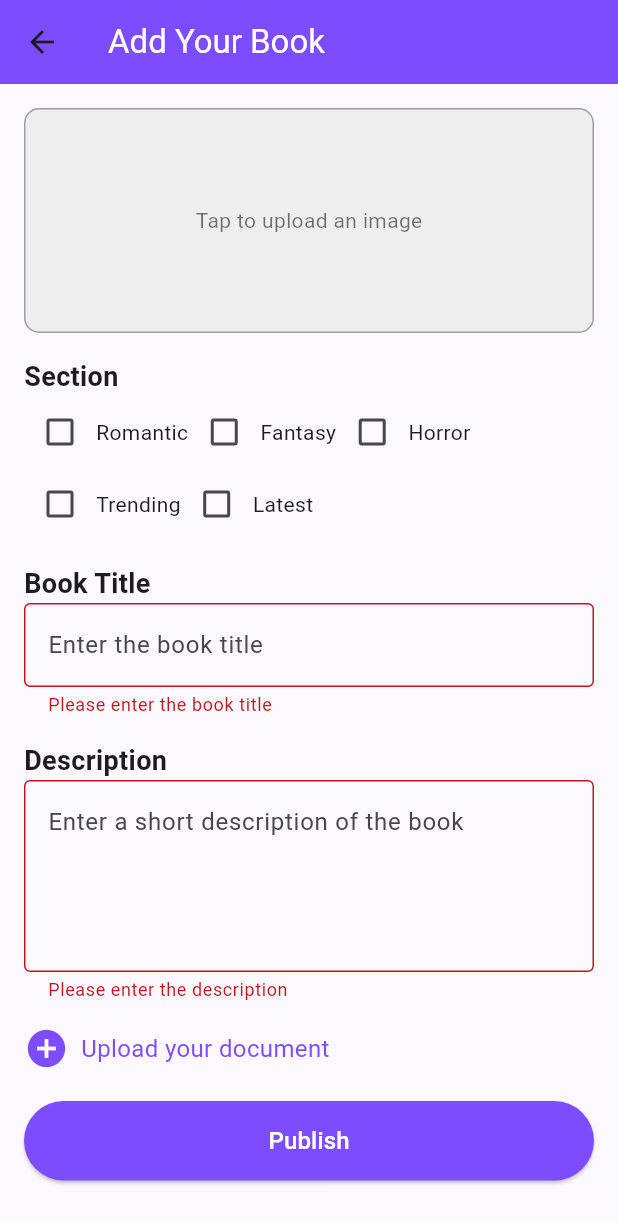
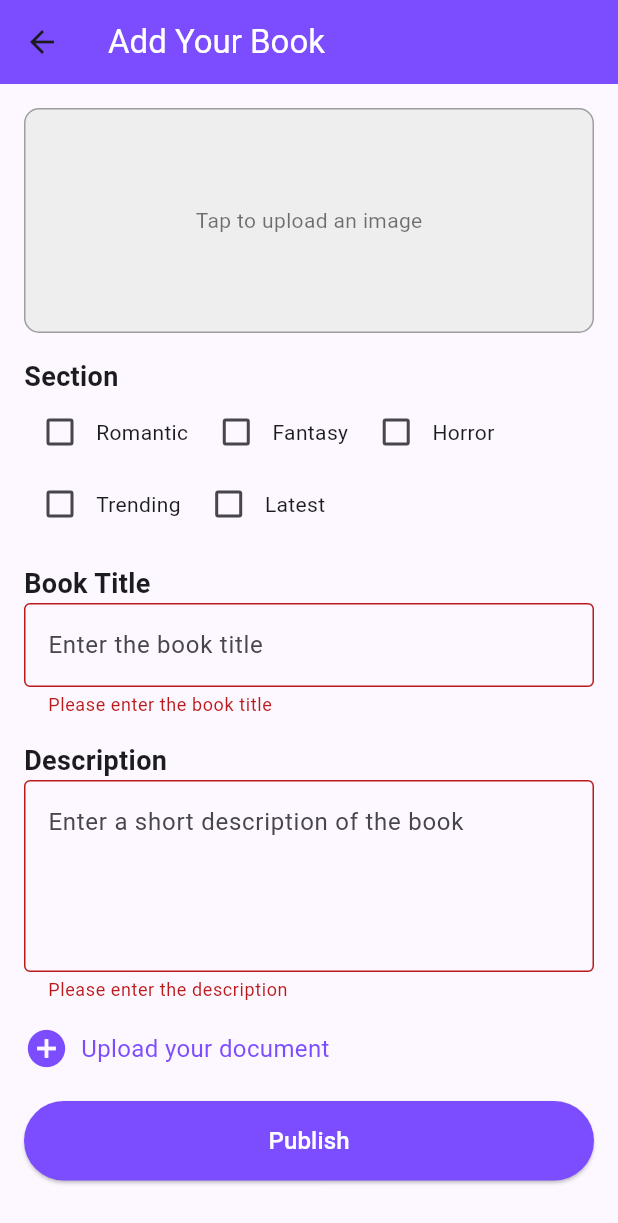
Before and after one commit to movindu477/PageTurner-App, a Flutter app: the AddYourBookPage screen opened directly, after a tap on "Publish", on a phone screen of 412 x 824 dp. Shown: the top 1223 px of the screen. Run offline on Flutter 3.47's test engine with Material 3 defaults, Android fonts, the phone set to English and light mode, and no system bars; our stand-ins replace file_picker.

Commit message:
Full app correct

```diff
--- a/lib/addyourbook_page.dart
+++ b/lib/addyourbook_page.dart
@@ -52,11 +52,6 @@ class _AddYourBookPageState extends State<AddYourBookPage> {
 
   void _publishBook() {
     if (_formKey.currentState?.validate() ?? false) {
-      print('Title: ${_titleController.text}');
-      print('Description: ${_descriptionController.text}');
-      print('Sections: ${_selectedSections.join(", ")}');
-      print('Selected File: $_selectedFile');
-      print('Selected Image: $_selectedImage');
       ScaffoldMessenger.of(context).showSnackBar(
         const SnackBar(content: Text('Book Published Successfully!')),
       );
@@ -67,13 +62,11 @@ class _AddYourBookPageState extends State<AddYourBookPage> {
   Widget build(BuildContext context) {
     return Scaffold(
       appBar: AppBar(
-        title: const Text(
-          "Add Your Book",
-          style: TextStyle(color: Colors.white), // Changed text color
-        ),
+        title:
+            const Text("Add Your Book", style: TextStyle(color: Colors.white)),
         backgroundColor: Colors.deepPurpleAccent,
       ),
-      body: Padding(
+      body: SingleChildScrollView(
         padding: const EdgeInsets.all(16.0),
         child: Form(
           key: _formKey,
@@ -95,7 +88,7 @@ class _AddYourBookPageState extends State<AddYourBookPage> {
                         ? const Text("Tap to upload an image",
                             style: TextStyle(color: Colors.black54))
                         : Text(_selectedImage!,
-                            style: TextStyle(color: Colors.black87)),
+                            style: const TextStyle(color: Colors.black87)),
                   ),
                 ),
               ),
@@ -103,6 +96,7 @@ class _AddYourBookPageState extends State<AddYourBookPage> {
               const Text("Section",
                   style: TextStyle(fontSize: 18, fontWeight: FontWeight.bold)),
               Wrap(
+                spacing: 8.0,
                 children: _sections.map((section) {
                   return Row(
                     mainAxisSize: MainAxisSize.min,
@@ -124,12 +118,6 @@ class _AddYourBookPageState extends State<AddYourBookPage> {
                   );
                 }).toList(),
               ),
-              if (_selectedSections.isNotEmpty)
-                Padding(
-                  padding: const EdgeInsets.only(top: 8.0),
-                  child: Text("Selected: ${_selectedSections.join(", ")}",
-                      style: TextStyle(fontSize: 14, color: Colors.black87)),
-                ),
               const SizedBox(height: 16),
               const Text("Book Title",
                   style: TextStyle(fontSize: 18, fontWeight: FontWeight.bold)),
@@ -139,12 +127,9 @@ class _AddYourBookPageState extends State<AddYourBookPage> {
                   border: OutlineInputBorder(),
                   hintText: 'Enter the book title',
                 ),
-                validator: (value) {
-                  if (value == null || value.isEmpty) {
-                    return 'Please enter the book title';
-                  }
-                  return null;
-                },
+                validator: (value) => value == null || value.isEmpty
+                    ? 'Please enter the book title'
+                    : null,
               ),
               const SizedBox(height: 16),
               const Text("Description",
@@ -156,12 +141,9 @@ class _AddYourBookPageState extends State<AddYourBookPage> {
                   border: OutlineInputBorder(),
                   hintText: 'Enter a short description of the book',
                 ),
-                validator: (value) {
-                  if (value == null || value.isEmpty) {
-                    return 'Please enter the description';
-                  }
-                  return null;
-                },
+                validator: (value) => value == null || value.isEmpty
+                    ? 'Please enter the description'
+                    : null,
               ),
               const SizedBox(height: 16),
               GestureDetector(
@@ -181,13 +163,12 @@ class _AddYourBookPageState extends State<AddYourBookPage> {
                 Padding(
                   padding: const EdgeInsets.only(top: 8.0),
                   child: Text("Selected file: $_selectedFile",
-                      style: TextStyle(
-                          fontSize: 14,
-                          color: const Color.fromARGB(255, 255, 255, 255))),
+                      style:
+                          const TextStyle(fontSize: 14, color: Colors.black87)),
                 ),
               const SizedBox(height: 20),
               SizedBox(
-                width: double.infinity, // Increase button width
+                width: double.infinity,
                 child: ElevatedButton(
                   onPressed: _publishBook,
                   style: ElevatedButton.styleFrom(
--- a/lib/forgot_password_page.dart
+++ b/lib/forgot_password_page.dart
@@ -31,7 +31,7 @@ class _ForgottenPasswordPageState extends State<ForgottenPasswordPage> {
       // Replace with your API URL for password reset
       final response = await http.post(
         Uri.parse(
-            "http://localhost/flutter_API/reset_password.php"), // Change this to your backend API URL
+            "http://10.0.2.2/flutter_API/reset_password.php"), // Change this to your backend API URL
         headers: {"Content-Type": "application/json"},
         body: jsonEncode({
           "email": _email,
--- a/lib/login_page.dart
+++ b/lib/login_page.dart
@@ -25,7 +25,7 @@ class LoginPageState extends State<LoginPage> {
 
       final response = await http.post(
         Uri.parse(
-            "http://localhost/flutter_API/login.php"), // Replace with your API URL
+            "http://10.0.2.2/flutter_API/login.php"), // Replace with your API URL
         headers: {"Content-Type": "application/json"},
         body: jsonEncode({"email": _email, "password": _password}),
       );
--- a/lib/registration_page.dart
+++ b/lib/registration_page.dart
@@ -23,7 +23,7 @@ class RegistrationPageState extends State<RegistrationPage> {
 
       try {
         final response = await http.post(
-          Uri.parse("http://localhost/flutter_API/register.php"),
+          Uri.parse("http://10.0.2.2/flutter_API/register.php"),
           headers: {"Content-Type": "application/json"},
           body: jsonEncode(
               {"name": _name, "email": _email, "password": _password}),
```
Also changed, not shown: lib/book_detail_page.dart (+237 -133 lines), lib/book_state.dart (+9 -1 lines), lib/dashboard_page.dart (+22 -12 lines), lib/main.dart (+13 -8 lines).
